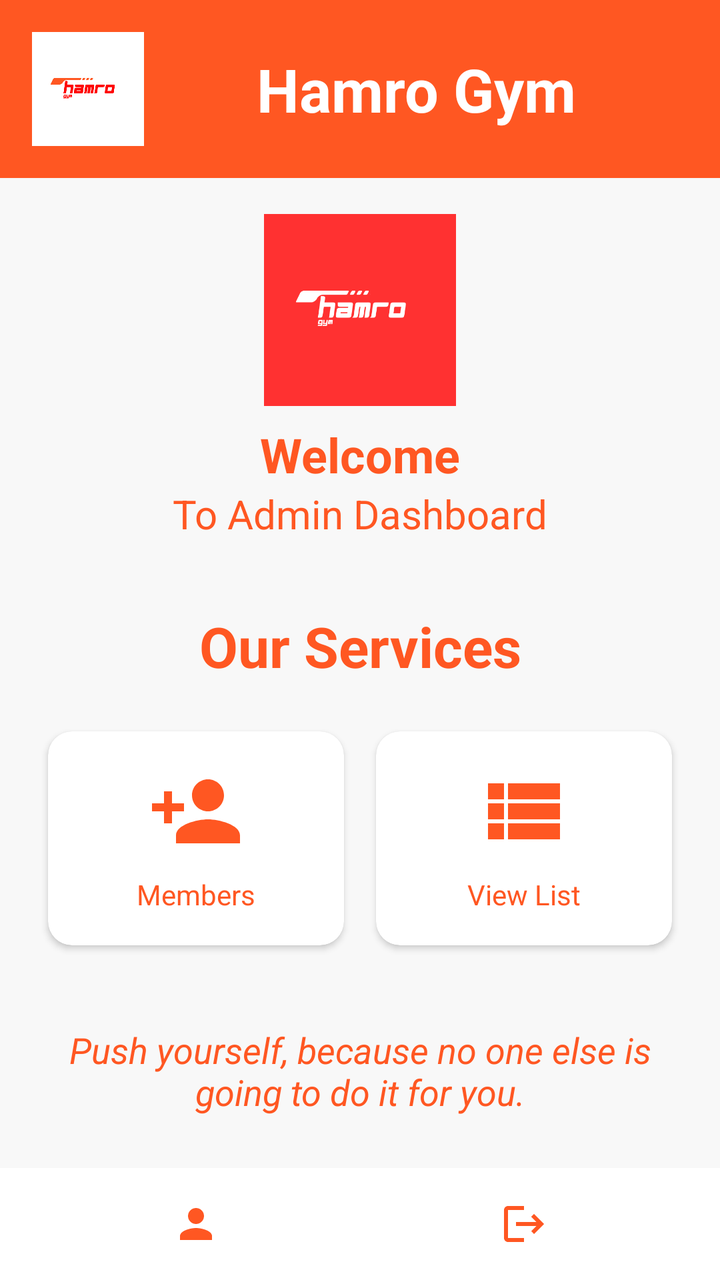
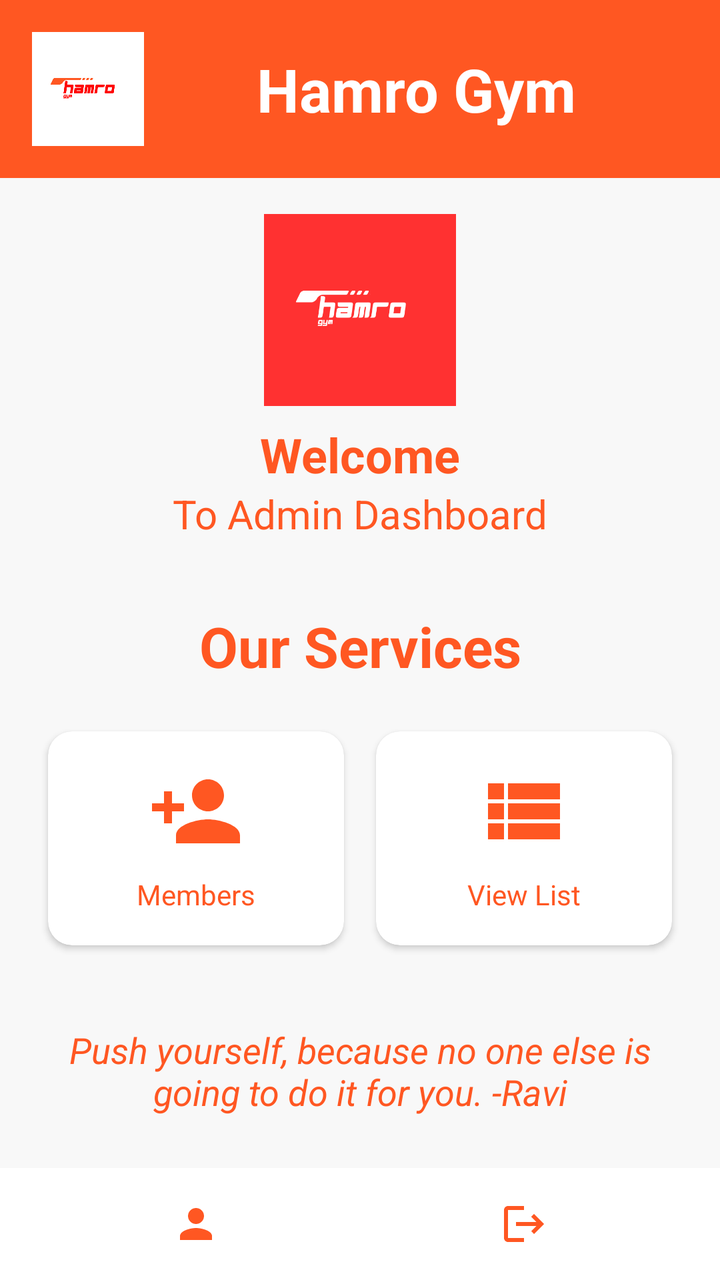

Two renders of the same Android screen: before a commit and after it. Below are the layout's source before the change and the commit's diff.
<!-- AndroidManifest.xml: application theme Theme.MyKotlin -->
<!-- res/layout/activity_dashboard.xml -->
<?xml version="1.0" encoding="utf-8"?>
<androidx.constraintlayout.widget.ConstraintLayout xmlns:android="http://schemas.android.com/apk/res/android"
    xmlns:app="http://schemas.android.com/apk/res-auto"
    xmlns:tools="http://schemas.android.com/tools"
    android:id="@+id/main"
    android:layout_width="match_parent"
    android:layout_height="match_parent"
    android:background="@color/lightWhite">

    
    <LinearLayout
        android:id="@+id/headerLayout"
        android:layout_width="match_parent"
        android:layout_height="wrap_content"
        android:orientation="horizontal"
        android:gravity="center_vertical"
        app:layout_constraintTop_toTopOf="parent"
        android:background="@color/red"
        android:padding="16dp">

        <ImageView
            android:id="@+id/logoImage"
            android:layout_width="56dp"
            android:layout_height="57dp"
            android:background="@color/white"
            app:srcCompat="@drawable/logo" /> 

        <TextView
            android:id="@+id/gymApp"
            android:layout_width="0dp"
            android:layout_height="wrap_content"
            android:layout_weight="1"
            android:gravity="center"
            android:text="Hamro Gym"
            android:textColor="@color/white"
            android:textSize="30sp"
            android:textStyle="bold" />
    </LinearLayout>

    
    <ScrollView
        android:id="@+id/mainContent"
        android:layout_width="match_parent"
        android:layout_height="0dp"
        app:layout_constraintTop_toBottomOf="@id/headerLayout"
        app:layout_constraintBottom_toTopOf="@id/bottomNavigation">

        <LinearLayout
            android:layout_width="match_parent"
            android:layout_height="wrap_content"
            android:orientation="vertical"
            android:gravity="center">

            
            <LinearLayout
                android:id="@+id/profileSection"
                android:layout_width="match_parent"
                android:layout_height="wrap_content"
                android:orientation="vertical"
                android:gravity="center"
                android:padding="18dp">

                <ImageView
                    android:id="@+id/profile"
                    android:layout_width="96dp"
                    android:layout_height="96dp"
                    android:background="@color/white"
                    app:srcCompat="@drawable/logo1" /> 

                <TextView
                    android:layout_width="wrap_content"
                    android:layout_height="wrap_content"
                    android:layout_marginTop="8dp"
                    android:text="Welcome"
                    android:textColor="@color/red"
                    android:textSize="24sp"
                    android:textStyle="bold" />

                <TextView
                    android:layout_width="wrap_content"
                    android:layout_height="wrap_content"
                    android:text="To Admin Dashboard"
                    android:textColor="@color/red"
                    android:textSize="20sp" />
            </LinearLayout>

            
            <TextView
                android:id="@+id/gymServicesTitle"
                android:layout_width="match_parent"
                android:layout_height="wrap_content"
                android:layout_marginTop="16dp"
                android:text="Our Services"
                android:gravity="center"
                android:textColor="@color/red"
                android:textSize="28sp"
                android:textStyle="bold" />

            <LinearLayout
                android:id="@+id/gymServicesRow"
                android:layout_width="match_parent"
                android:layout_height="wrap_content"
                android:layout_margin="16dp"
                android:gravity="center"
                android:orientation="horizontal">

                
                <androidx.cardview.widget.CardView
                    android:id="@+id/memberRegister"
                    android:layout_width="0dp"
                    android:layout_height="wrap_content"
                    android:layout_weight="1"
                    android:layout_margin="8dp"
                    app:cardCornerRadius="12dp">

                    <LinearLayout
                        android:layout_width="match_parent"
                        android:layout_height="wrap_content"
                        android:orientation="vertical"
                        android:gravity="center"
                        android:padding="16dp">

                        <ImageView
                            android:layout_width="48dp"
                            android:layout_height="48dp"
                            android:src="@drawable/baseline_person_add_24"
                            app:tint="@color/red" />

                        <TextView
                            android:layout_width="wrap_content"
                            android:layout_height="wrap_content"
                            android:layout_marginTop="8dp"
                            android:text="Members"
                            android:textColor="@color/red"
                            android:textSize="14sp" />
                    </LinearLayout>
                </androidx.cardview.widget.CardView>

                
                <androidx.cardview.widget.CardView
                    android:id="@+id/viewMemberList"
                    android:layout_width="0dp"
                    android:layout_height="wrap_content"
                    android:layout_weight="1"
                    android:layout_margin="8dp"
                    app:cardCornerRadius="12dp">

                    <LinearLayout
                        android:layout_width="match_parent"
                        android:layout_height="wrap_content"
                        android:orientation="vertical"
                        android:gravity="center"
                        android:padding="16dp">

                        <ImageView
                            android:layout_width="48dp"
                            android:layout_height="48dp"
                            android:src="@drawable/baseline_view_list_24"
                            app:tint="@color/red" />

                        <TextView
                            android:layout_width="wrap_content"
                            android:layout_height="wrap_content"
                            android:layout_marginTop="8dp"
                            android:text="View List"
                            android:textColor="@color/red"
                            android:textSize="14sp" />
                    </LinearLayout>
                </androidx.cardview.widget.CardView>


            </LinearLayout>

            
            <LinearLayout
                android:layout_width="match_parent"
                android:layout_height="wrap_content"
                android:orientation="vertical"
                android:gravity="center"
                android:padding="16dp">

                <TextView
                    android:layout_width="wrap_content"
                    android:layout_height="wrap_content"
                    android:text="Push yourself, because no one else is going to do it for you."
                    android:textColor="@color/red"
                    android:textSize="18sp"
                    android:gravity="center"
                    android:textStyle="italic" />
            </LinearLayout>

        </LinearLayout>
    </ScrollView>

    
    <FrameLayout
        android:id="@+id/fragmentContainer"
        android:layout_width="match_parent"
        android:layout_height="match_parent"
        android:visibility="gone" /> 

    
    <LinearLayout
        android:id="@+id/bottomNavigation"
        android:layout_width="match_parent"
        android:layout_height="wrap_content"
        android:background="@color/white"
        android:orientation="horizontal"
        android:padding="16dp"
        app:layout_constraintBottom_toBottomOf="parent">

        <ImageView
            android:id="@+id/btnProfile"
            android:layout_width="0dp"
            android:layout_height="24dp"
            android:layout_weight="1"
            app:tint="@color/red"
            android:src="@drawable/baseline_person_24" />


        <ImageView
            android:id="@+id/btnLogout"
            android:layout_width="0dp"
            android:layout_height="24dp"
            android:layout_weight="1"
            android:src="@drawable/baseline_logout_24"
            app:tint="@color/red" />

    </LinearLayout>

</androidx.constraintlayout.widget.ConstraintLayout>
<!-- resources referenced by this layout -->
<resources>
  <color name="lightWhite">#F8F8F8</color>
  <color name="red">#FF5722</color>
  <color name="white">#FFFFFFFF</color>
  <!-- drawable baseline_logout_24 (drawable) -->
  <vector xmlns:android="http://schemas.android.com/apk/res/android" android:autoMirrored="true" android:height="24dp" android:tint="#000000" android:viewportHeight="24" android:viewportWidth="24" android:width="24dp">
        
      <path android:fillColor="@android:color/white" android:pathData="M17,7l-1.41,1.41L18.17,11H8v2h10.17l-2.58,2.58L17,17l5,-5zM4,5h8V3H4c-1.1,0 -2,0.9 -2,2v14c0,1.1 0.9,2 2,2h8v-2H4V5z"/>
      
  </vector>
  <!-- drawable baseline_person_24 (drawable) -->
  <vector xmlns:android="http://schemas.android.com/apk/res/android" android:height="24dp" android:tint="#000000" android:viewportHeight="24" android:viewportWidth="24" android:width="24dp">
        
      <path android:fillColor="@android:color/white" android:pathData="M12,12c2.21,0 4,-1.79 4,-4s-1.79,-4 -4,-4 -4,1.79 -4,4 1.79,4 4,4zM12,14c-2.67,0 -8,1.34 -8,4v2h16v-2c0,-2.66 -5.33,-4 -8,-4z"/>
      
  </vector>
  <!-- drawable baseline_person_add_24 (drawable) -->
  <vector xmlns:android="http://schemas.android.com/apk/res/android" android:height="24dp" android:tint="#000000" android:viewportHeight="24" android:viewportWidth="24" android:width="24dp">
        
      <path android:fillColor="@android:color/white" android:pathData="M15,12c2.21,0 4,-1.79 4,-4s-1.79,-4 -4,-4 -4,1.79 -4,4 1.79,4 4,4zM6,10L6,7L4,7v3L1,10v2h3v3h2v-3h3v-2L6,10zM15,14c-2.67,0 -8,1.34 -8,4v2h16v-2c0,-2.66 -5.33,-4 -8,-4z"/>
      
  </vector>
  <!-- drawable baseline_view_list_24 (drawable) -->
  <vector xmlns:android="http://schemas.android.com/apk/res/android" android:autoMirrored="true" android:height="24dp" android:tint="#000000" android:viewportHeight="24" android:viewportWidth="24" android:width="24dp">
        
      <path android:fillColor="@android:color/white" android:pathData="M3,14h4v-4H3V14zM3,19h4v-4H3V19zM3,9h4V5H3V9zM8,14h13v-4H8V14zM8,19h13v-4H8V19zM8,5v4h13V5H8z"/>
      
  </vector>
  <!-- drawable logo: png bitmap (drawable, 8504 bytes) -->
  <!-- drawable logo1: png bitmap (drawable, 8483 bytes) -->
  <style name="Theme.MyKotlin" parent="Base.Theme.MyKotlin" />
  <style name="Base.Theme.MyKotlin" parent="Theme.Material3.DayNight.NoActionBar">
          
          
      </style>
</resources>

<!-- the commit's change to res/layout/activity_dashboard.xml (unified diff, before → after) -->
@@ -182,7 +182,7 @@
                 <TextView
                     android:layout_width="wrap_content"
                     android:layout_height="wrap_content"
-                    android:text="Push yourself, because no one else is going to do it for you."
+                    android:text="Push yourself, because no one else is going to do it for you. -Ravi"
                     android:textColor="@color/red"
                     android:textSize="18sp"
                     android:gravity="center"
